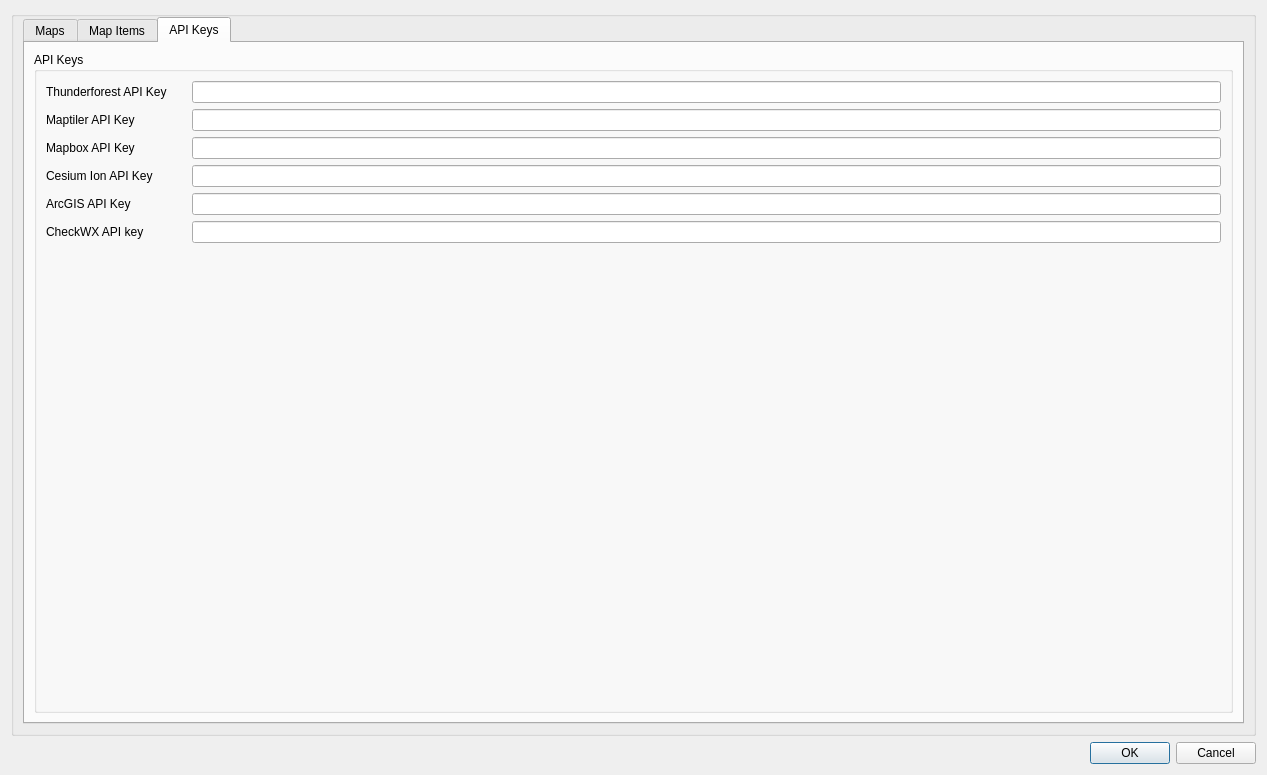
This is plugins/feature/map/mapsettingsdialog.ui in f4exb/sdrangel as Qt 5 draws it before an edit. The edited form follows.
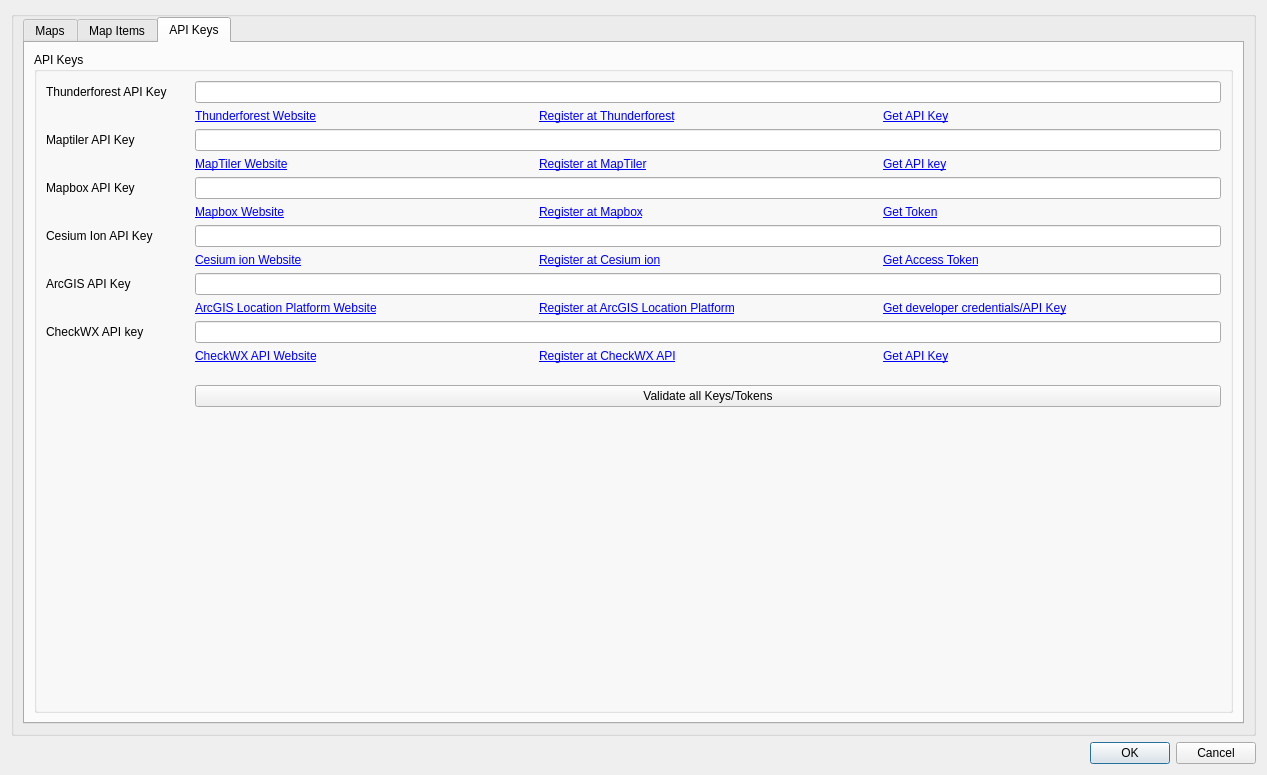
This is the edited form. The open tabs and pages were chosen to show the change. Icons and pictures are not drawn.

Commit message: mapsettingsdialog : Make API token configuration more obvious

```diff
--- a/plugins/feature/map/mapsettingsdialog.ui
+++ b/plugins/feature/map/mapsettingsdialog.ui
@@ -679,10 +679,12 @@
             </property>
             <layout class="QFormLayout" name="formLayout_3">
              <item row="0" column="0">
+              <layout class="QHBoxLayout" name="thunderforestAPIKeyLayout">
+               <item>
               <widget class="QLabel" name="thunderforestAPIKeyLabel">
                <property name="minimumSize">
                 <size>
-                 <width>140</width>
+                   <width>130</width>
                  <height>0</height>
                 </size>
                </property>
@@ -691,6 +693,15 @@
                </property>
               </widget>
              </item>
+               <item>
+                <widget class="QLabel" name="thunderforestAPIKeyStatus">
+                 <property name="text">
+                  <string/>
+                 </property>
+                </widget>
+               </item>
+              </layout>
+             </item>
              <item row="0" column="1">
               <widget class="QLineEdit" name="thunderforestAPIKey">
                <property name="toolTip">
@@ -698,11 +709,47 @@
                </property>
               </widget>
              </item>
-             <item row="1" column="0">
+             <item row="1" column="1">
+              <layout class="QHBoxLayout" name="thunderforestLinksLayout">
+               <item>
+                <widget class="QLabel" name="thunderforestWebsite">
+                 <property name="text">
+                  <string>&lt;a href="https://www.thunderforest.com/"&gt;Thunderforest Website&lt;/a&gt;</string>
+                 </property>
+                 <property name="openExternalLinks">
+                  <bool>true</bool>
+                 </property>
+                </widget>
+               </item>
+               <item>
+                <widget class="QLabel" name="thunderforestRegister">
+                 <property name="text">
+                  <string>&lt;a href="https://www.thunderforest.com/pricing/"&gt;Register at Thunderforest&lt;/a&gt;</string>
+                 </property>
+                 <property name="openExternalLinks">
+                  <bool>true</bool>
+                 </property>
+                </widget>
+               </item>
+               <item>
+                <widget class="QLabel" name="thunderforestFindKey">
+                 <property name="text">
+                  <string>&lt;a href="https://manage.thunderforest.com/dashboard"&gt;Get API Key&lt;/a&gt;</string>
+                 </property>
+                 <property name="openExternalLinks">
+                  <bool>true</bool>
+                 </property>
+                </widget>
+               </item>
+              </layout>
+             </item>
+             <item row="2" column="0">
+              <layout class="QHBoxLayout" name="maptilerAPIKeyLayout">
+               <item>
               <widget class="QLabel" name="maptilerAPIKeyLabel">
                <property name="minimumSize">
                 <size>
-                 <width>140</width>
+                   <width>130</width>
                  <height>0</height>
                 </size>
                </property>
@@ -711,18 +758,63 @@
                </property>
               </widget>
              </item>
-             <item row="1" column="1">
+               <item>
+                <widget class="QLabel" name="maptilerAPIKeyStatus">
+                 <property name="text">
+                  <string/>
+                 </property>
+                </widget>
+               </item>
+              </layout>
+             </item>
+             <item row="2" column="1">
               <widget class="QLineEdit" name="maptilerAPIKey">
                <property name="toolTip">
                 <string>Enter a Maptiler API key in order to use Maptiler maps: https://www.maptiler.com/</string>
                </property>
               </widget>
              </item>
-             <item row="2" column="0">
+             <item row="3" column="1">
+              <layout class="QHBoxLayout" name="maptilerLinksLayout">
+               <item>
+                <widget class="QLabel" name="maptilerWebsite">
+                 <property name="text">
+                  <string>&lt;a href="https://www.maptiler.com/"&gt;MapTiler Website&lt;/a&gt;</string>
+                 </property>
+                 <property name="openExternalLinks">
+                  <bool>true</bool>
+                 </property>
+                </widget>
+               </item>
+               <item>
+                <widget class="QLabel" name="maptilerRegister">
+                 <property name="text">
+                  <string>&lt;a href="https://cloud.maptiler.com/auth/widget?next=https://cloud.maptiler.com/maps/"&gt;Register at MapTiler&lt;/a&gt;</string>
+                 </property>
+                 <property name="openExternalLinks">
+                  <bool>true</bool>
+                 </property>
+                </widget>
+               </item>
+               <item>
+                <widget class="QLabel" name="maptilerFindKey">
+                 <property name="text">
+                  <string>&lt;a href="https://cloud.maptiler.com/account/keys/"&gt;Get API key&lt;/a&gt;</string>
+                 </property>
+                 <property name="openExternalLinks">
+                  <bool>true</bool>
+                 </property>
+                </widget>
+               </item>
+              </layout>
+             </item>
+             <item row="4" column="0">
+              <layout class="QHBoxLayout" name="mapBoxAPIKeyLayout">
+               <item>
               <widget class="QLabel" name="mapBoxAPIKeyLabel">
                <property name="minimumSize">
                 <size>
-                 <width>140</width>
+                   <width>130</width>
                  <height>0</height>
                 </size>
                </property>
@@ -731,18 +823,63 @@
                </property>
               </widget>
              </item>
-             <item row="2" column="1">
+               <item>
+                <widget class="QLabel" name="mapBoxAPIKeyStatus">
+                 <property name="text">
+                  <string/>
+                 </property>
+                </widget>
+               </item>
+              </layout>
+             </item>
+             <item row="4" column="1">
               <widget class="QLineEdit" name="mapBoxAPIKey">
                <property name="toolTip">
                 <string>Enter a Mapbox API key in order to use Mapbox maps: https://www.mapbox.com/</string>
                </property>
               </widget>
              </item>
-             <item row="3" column="0">
+             <item row="5" column="1">
+              <layout class="QHBoxLayout" name="mapboxLinksLayout">
+               <item>
+                <widget class="QLabel" name="mapboxWebsite">
+                 <property name="text">
+                  <string>&lt;a href="https://www.mapbox.com/"&gt;Mapbox Website&lt;/a&gt;</string>
+                 </property>
+                 <property name="openExternalLinks">
+                  <bool>true</bool>
+                 </property>
+                </widget>
+               </item>
+               <item>
+                <widget class="QLabel" name="mapboxRegister">
+                 <property name="text">
+                  <string>&lt;a href="https://account.mapbox.com/auth/signup/?page=/"&gt;Register at Mapbox&lt;/a&gt;</string>
+                 </property>
+                 <property name="openExternalLinks">
+                  <bool>true</bool>
+                 </property>
+                </widget>
+               </item>
+               <item>
+                <widget class="QLabel" name="mapboxFindKey">
+                 <property name="text">
+                  <string>&lt;a href="https://console.mapbox.com/"&gt;Get Token&lt;/a&gt;</string>
+                 </property>
+                 <property name="openExternalLinks">
+                  <bool>true</bool>
+                 </property>
+                </widget>
+               </item>
+              </layout>
+             </item>
+             <item row="6" column="0">
+              <layout class="QHBoxLayout" name="cesiumIonAPIKeyLayout">
+               <item>
               <widget class="QLabel" name="cesiumIonAPIKeyLabel">
                <property name="minimumSize">
                 <size>
-                 <width>140</width>
+                   <width>130</width>
                  <height>0</height>
                 </size>
                </property>
@@ -751,41 +888,213 @@
                </property>
               </widget>
              </item>
-             <item row="3" column="1">
+               <item>
+                <widget class="QLabel" name="cesiumIonAPIKeyStatus">
+                 <property name="text">
+                  <string/>
+                 </property>
+                </widget>
+               </item>
+              </layout>
+             </item>
+             <item row="6" column="1">
               <widget class="QLineEdit" name="cesiumIonAPIKey">
                <property name="toolTip">
                 <string>Enter a Cesium Ion Access Token</string>
                </property>
               </widget>
              </item>
-             <item row="5" column="0">
-              <widget class="QLabel" name="checkWXAPIKeyLabel">
+             <item row="7" column="1">
+              <layout class="QHBoxLayout" name="cesiumIonLinksLayout">
+               <item>
+                <widget class="QLabel" name="cesiumIonWebsite">
                <property name="text">
-                <string>CheckWX API key</string>
-               </property>
-              </widget>
-             </item>
-             <item row="5" column="1">
-              <widget class="QLineEdit" name="checkWXAPIKey">
-               <property name="toolTip">
-                <string>checkwxapi.com API key for accessing airport weather (METARs)</string>
-               </property>
-              </widget>
-             </item>
-             <item row="4" column="0">
+                  <string>&lt;a href="https://cesium.com/platform/cesium-ion/"&gt;Cesium ion Website&lt;/a&gt;</string>
+                 </property>
+                 <property name="openExternalLinks">
+                  <bool>true</bool>
+                 </property>
+                </widget>
+               </item>
+               <item>
+                <widget class="QLabel" name="cesiumIonRegister">
+                 <property name="text">
+                  <string>&lt;a href="https://ion.cesium.com/signup/"&gt;Register at Cesium ion&lt;/a&gt;</string>
+                 </property>
+                 <property name="openExternalLinks">
+                  <bool>true</bool>
+                 </property>
+                </widget>
+               </item>
+               <item>
+                <widget class="QLabel" name="cesiumIonFindKey">
+                 <property name="text">
+                  <string>&lt;a href="https://ion.cesium.com/tokens"&gt;Get Access Token&lt;/a&gt;</string>
+                 </property>
+                 <property name="openExternalLinks">
+                  <bool>true</bool>
+                 </property>
+                </widget>
+               </item>
+              </layout>
+             </item>
+             <item row="8" column="0">
+              <layout class="QHBoxLayout" name="arcGISAPIKeyLayout">
+               <item>
               <widget class="QLabel" name="arcGISAPIKeyLabel">
+                 <property name="minimumSize">
+                  <size>
+                   <width>130</width>
+                   <height>0</height>
+                  </size>
+                 </property>
                <property name="text">
                 <string>ArcGIS API Key</string>
                </property>
               </widget>
              </item>
-             <item row="4" column="1">
+               <item>
+                <widget class="QLabel" name="arcGISAPIKeyStatus">
+                 <property name="text">
+                  <string/>
+                 </property>
+                </widget>
+               </item>
+              </layout>
+             </item>
+             <item row="8" column="1">
               <widget class="QLineEdit" name="arcGISAPIKey">
                <property name="toolTip">
                 <string>Enter an ArcGIS API Key</string>
                </property>
               </widget>
              </item>
+             <item row="9" column="1">
+              <layout class="QHBoxLayout" name="arcGISAPILinksLayout">
+               <item>
+                <widget class="QLabel" name="arcGISAPIWebsite">
+                 <property name="text">
+                  <string>&lt;a href="https://www.esri.com/en-us/arcgis/products/arcgis-location-platform/overview"&gt;ArcGIS Location Platform Website&lt;/a&gt;</string>
+                 </property>
+                 <property name="openExternalLinks">
+                  <bool>true</bool>
+                 </property>
+                </widget>
+               </item>
+               <item>
+                <widget class="QLabel" name="arcGISAPIRegister">
+                 <property name="text">
+                  <string>&lt;a href="https://location.arcgis.com/sign-up/"&gt;Register at ArcGIS Location Platform&lt;/a&gt;</string>
+                 </property>
+                 <property name="openExternalLinks">
+                  <bool>true</bool>
+                 </property>
+                </widget>
+               </item>
+               <item>
+                <widget class="QLabel" name="arcGISAPIFindKey">
+                 <property name="text">
+                  <string>&lt;a href="https://location.arcgis.com/dashboard/"&gt;Get developer credentials/API Key&lt;/a&gt;</string>
+                 </property>
+                 <property name="openExternalLinks">
+                  <bool>true</bool>
+                 </property>
+                </widget>
+               </item>
+              </layout>
+             </item>
+             <item row="10" column="0">
+              <layout class="QHBoxLayout" name="checkWXAPIKeyLayout">
+               <item>
+                <widget class="QLabel" name="checkWXAPIKeyLabel">
+                 <property name="minimumSize">
+                  <size>
+                   <width>130</width>
+                   <height>0</height>
+                  </size>
+                 </property>
+                 <property name="text">
+                  <string>CheckWX API key</string>
+                 </property>
+                </widget>
+               </item>
+               <item>
+                <widget class="QLabel" name="checkWXAPIKeyStatus">
+                 <property name="text">
+                  <string/>
+                 </property>
+                </widget>
+               </item>
+              </layout>
+             </item>
+             <item row="10" column="1">
+              <widget class="QLineEdit" name="checkWXAPIKey">
+               <property name="toolTip">
+                <string>checkwxapi.com API key for accessing airport weather (METARs)</string>
+               </property>
+              </widget>
+             </item>
+             <item row="11" column="1">
+              <layout class="QHBoxLayout" name="checkWXAPILinksLayout">
+               <item>
+                <widget class="QLabel" name="checkWXAPIWebsite">
+                 <property name="text">
+                  <string>&lt;a href="https://www.checkwxapi.com/"&gt;CheckWX API Website&lt;/a&gt;</string>
+                 </property>
+                 <property name="openExternalLinks">
+                  <bool>true</bool>
+                 </property>
+                </widget>
+               </item>
+               <item>
+                <widget class="QLabel" name="checkWXAPIRegister">
+                 <property name="text">
+                  <string>&lt;a href="https://www.checkwxapi.com/signup"&gt;Register at CheckWX API&lt;/a&gt;</string>
+                 </property>
+                 <property name="openExternalLinks">
+                  <bool>true</bool>
+                 </property>
+                </widget>
+               </item>
+               <item>
+                <widget class="QLabel" name="checkWXAPIFindKey">
+                 <property name="text">
+                  <string>&lt;a href="https://www.checkwxapi.com/user/apikey"&gt;Get API Key&lt;/a&gt;</string>
+                 </property>
+                 <property name="openExternalLinks">
+                  <bool>true</bool>
+                 </property>
+                </widget>
+               </item>
+              </layout>
+             </item>
+             <item row="12" column="0">
+              <spacer name="apiKeySpacer">
+               <property name="orientation">
+                <enum>Qt::Vertical</enum>
+               </property>
+               <property name="sizeType">
+                <enum>QSizePolicy::Minimum</enum>
+               </property>
+               <property name="sizeHint" stdset="0">
+                <size>
+                 <width>20</width>
+                 <height>10</height>
+                </size>
+               </property>
+              </spacer>
+             </item>
+             <item row="13" column="1">
+              <widget class="QPushButton" name="verifyAPIKeysButton">
+               <property name="toolTip">
+                <string>Validates all entered API keys and tokens by making requests to the corresponding services.
+                  Some requests may consume API usage or incur charges.</string>
+               </property>
+               <property name="text">
+                <string>Validate all Keys/Tokens</string>
+               </property>
+              </widget>
+             </item>
             </layout>
            </widget>
           </item>
```
Lines whose indentation alone changed are shown as unchanged. The commit also changes 2 other files.
